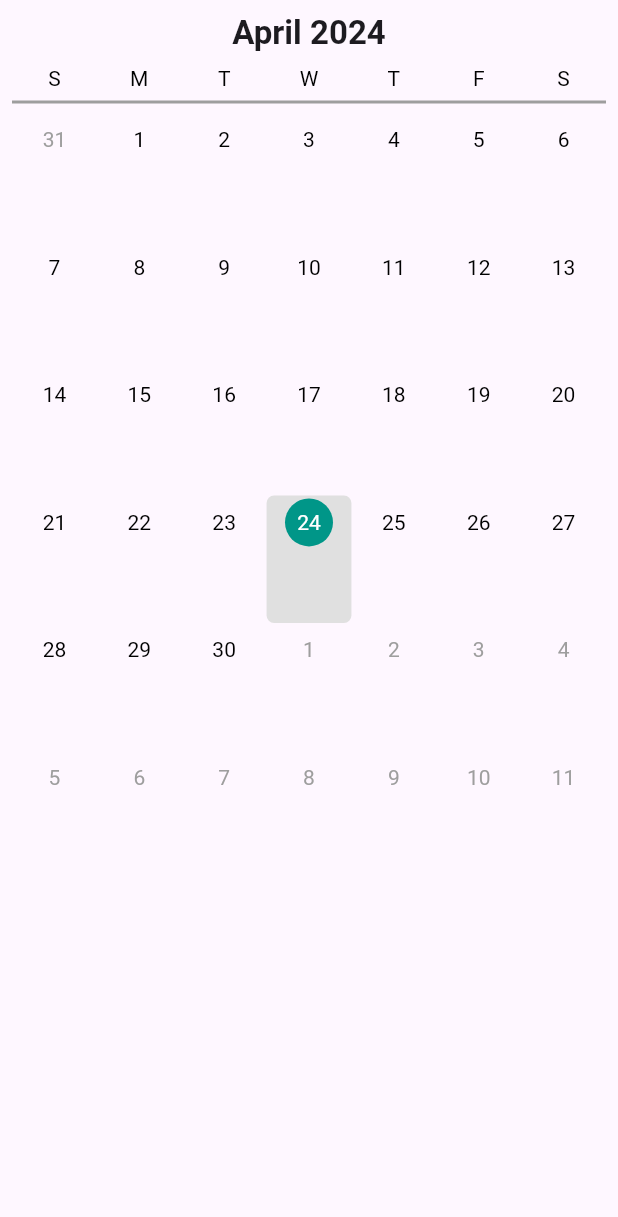
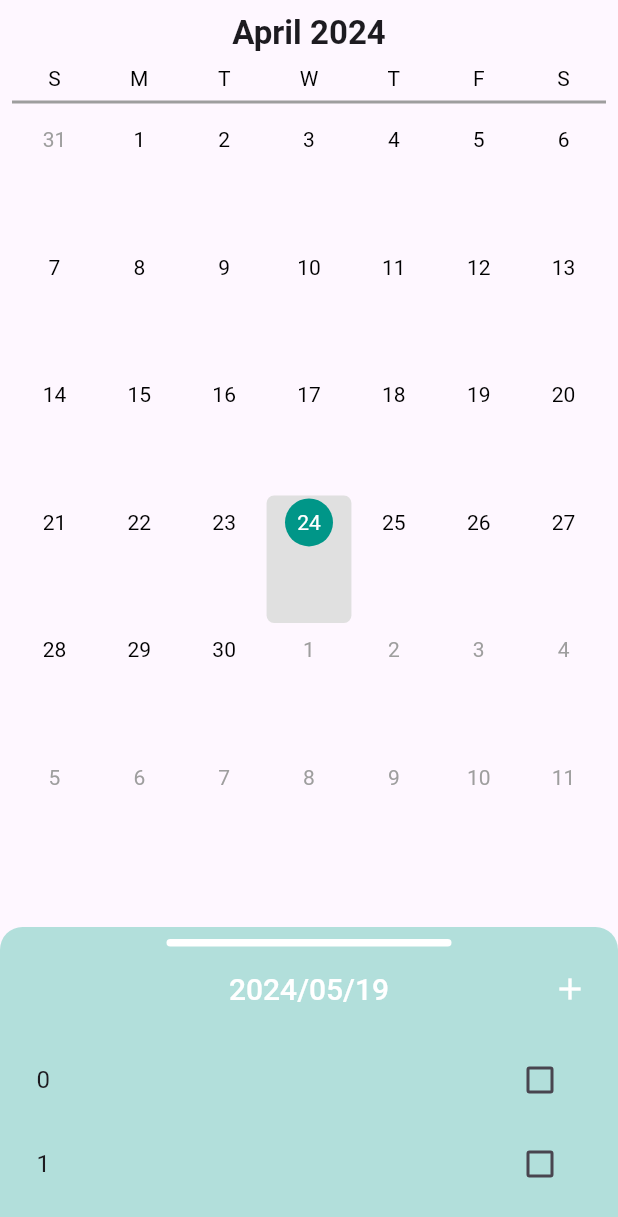
Before and after one commit to KimKyungWon0519/daliy_checklist_application, a Flutter app: the screen it shows after launch, on a phone screen of 412 x 824 dp. Shown: the top 1217 px of the screen. Run offline on Flutter 3.47's test engine with Material 3 defaults, Android fonts, the phone set to English and light mode, and no system bars; our stand-ins replace go_router.

Commit message:
FEAT: Initalize task panel

```diff
--- a/lib/src/features/home/presentation/pages/home_page/home_page.dart
+++ b/lib/src/features/home/presentation/pages/home_page/home_page.dart
@@ -1,17 +1,25 @@
 import 'package:flutter/material.dart';
 
 import 'local_widgets/custom_calendar.dart';
+import 'local_widgets/task_sheet.dart';
 
 class HomePage extends StatelessWidget {
   const HomePage({super.key});
 
   @override
   Widget build(BuildContext context) {
-    return Scaffold(
+    return const Scaffold(
       body: SafeArea(
-        child: Padding(
-          padding: const EdgeInsets.all(8),
-          child: CustomCalendar(),
+        child: Stack(
+          children: [
+            Padding(
+              padding: EdgeInsets.all(8),
+              child: CustomCalendar(),
+            ),
+            SizedBox.expand(
+              child: TaskSheet(),
+            ),
+          ],
         ),
       ),
     );
--- /dev/null
+++ b/lib/src/features/home/presentation/pages/home_page/local_widgets/task_sheet.dart
@@ -0,0 +1,158 @@
+import 'package:flutter/material.dart';
+
+class TaskSheet extends StatefulWidget {
+  const TaskSheet({super.key});
+
+  @override
+  State<TaskSheet> createState() => _TaskSheetState();
+}
+
+class _TaskSheetState extends State<TaskSheet> {
+  DraggableScrollableController _controller = DraggableScrollableController();
+
+  @override
+  Widget build(BuildContext context) {
+    return DraggableScrollableSheet(
+      controller: _controller,
+      initialChildSize: 0.25,
+      minChildSize: 0.25,
+      maxChildSize: 1,
+      snap: true,
+      builder: (context, scrollController) {
+        return Container(
+          decoration: BoxDecoration(
+            color: Colors.teal[100],
+            borderRadius: const BorderRadius.vertical(
+              top: Radius.circular(15),
+            ),
+          ),
+          padding: const EdgeInsets.all(8),
+          child: _TaskPanel(
+            controller: _controller,
+            scrollController: scrollController,
+          ),
+        );
+      },
+    );
+  }
+}
+
+class _TaskPanel extends StatelessWidget {
+  final DraggableScrollableController? controller;
+  final ScrollController? scrollController;
+
+  const _TaskPanel({
+    super.key,
+    this.controller,
+    this.scrollController,
+  });
+
+  @override
+  Widget build(BuildContext context) {
+    return CustomScrollView(
+      controller: scrollController,
+      slivers: [
+        SliverPersistentHeader(
+          delegate: Header(
+            controller: controller,
+            scrollController: scrollController,
+          ),
+          pinned: true,
+        ),
+        SliverList(
+          delegate: SliverChildBuilderDelegate(
+            (context, index) {
+              return CheckboxListTile(
+                title: Text('$index'),
+                value: false,
+                onChanged: (value) {},
+              );
+            },
+            childCount: 100,
+          ),
+        ),
+      ],
+    );
+  }
+}
+
+class Header extends SliverPersistentHeaderDelegate {
+  final DraggableScrollableController? controller;
+  final ScrollController? scrollController;
+
+  const Header({
+    this.controller,
+    this.scrollController,
+  });
+
+  @override
+  Widget build(
+      BuildContext context, double shrinkOffset, bool overlapsContent) {
+    return GestureDetector(
+      onVerticalDragUpdate: (details) {
+        print((1 -
+                (details.globalPosition / MediaQuery.sizeOf(context).height).dy)
+            .clamp(0.25, 1));
+        controller?.jumpTo((1 -
+                (details.globalPosition / MediaQuery.sizeOf(context).height).dy)
+            .clamp(0.25, 1));
+      },
+      onVerticalDragEnd: (details) {
+        if (controller == null) return;
+
+        if (controller!.size > (0.25 + 1) / 2) {
+          controller!
+              .animateTo(1, duration: Durations.medium1, curve: Curves.ease);
+        } else if (controller!.size <= (0.25 + 1) / 2) {
+          controller!
+              .animateTo(0.25, duration: Durations.medium1, curve: Curves.ease);
+          scrollController?.jumpTo(0);
+        }
+      },
+      child: Container(
+        height: maxExtent,
+        width: double.infinity,
+        color: Colors.teal[100],
+        child: Column(
+          children: [
+            Container(
+              margin: EdgeInsets.symmetric(
+                  horizontal: MediaQuery.sizeOf(context).width / 4),
+              height: 5,
+              decoration: BoxDecoration(
+                borderRadius: BorderRadius.circular(100),
+                color: Colors.white,
+              ),
+            ),
+            Theme(
+              data: ThemeData(useMaterial3: false),
+              child: AppBar(
+                backgroundColor: Colors.transparent,
+                elevation: 0.0,
+                centerTitle: true,
+                title: Text('2024/05/19'),
+                actions: [
+                  IconButton(
+                    onPressed: () {},
+                    icon: Icon(Icons.add),
+                  ),
+                ],
+              ),
+            ),
+          ],
+        ),
+      ),
+    );
+  }
+
+  @override
+  double get maxExtent => kToolbarHeight + 10;
+
+  @override
+  double get minExtent => kToolbarHeight + 10;
+
+  @override
+  bool shouldRebuild(covariant SliverPersistentHeaderDelegate oldDelegate) {
+    return true;
+  }
+}
```
